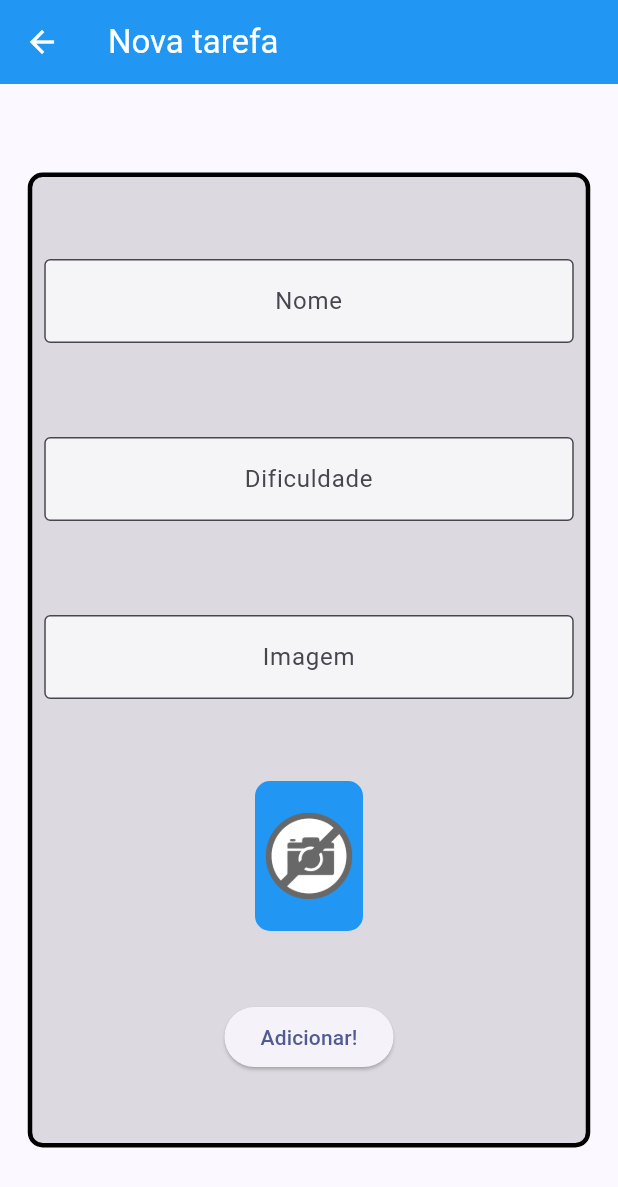
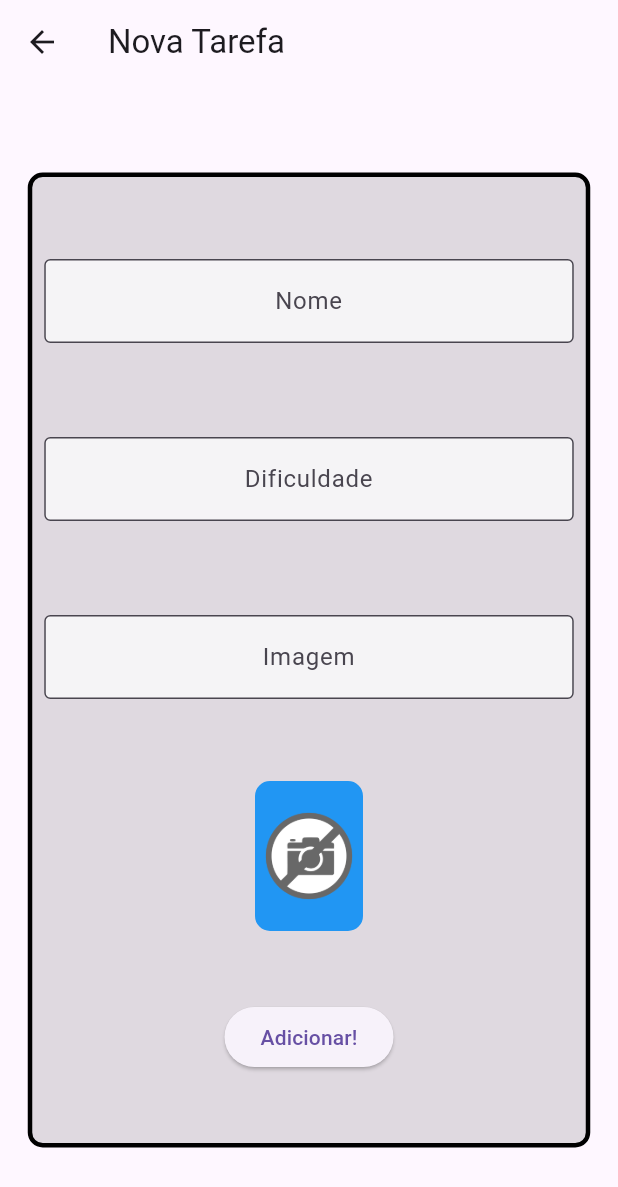
Before and after one commit to rodrigosdmenezes/MyApp-Alura-Flutter, a Flutter app: the screen it shows after launch, after a tap on "UP", after a tap on the "add" icon, on a phone screen of 412 x 824 dp. Shown: the top 1187 px of the screen. Run offline on Flutter 3.47's test engine with Material 3 defaults, Android fonts, the light colour scheme and no system bars; network calls fail.

Commit message:
Melhorando tela inicial

```diff
--- a/lib/components/task.dart
+++ b/lib/components/task.dart
@@ -5,14 +5,23 @@ class Task extends StatefulWidget {
   final String nome;
   final String foto;
   final int dificuldade;
-  const Task(this.nome, this.foto, this.dificuldade, {super.key});
+
+  Task(this.nome, this.foto, this.dificuldade, {super.key});
+
+  int nivel = 0;
 
   @override
   State<Task> createState() => _TaskState();
 }
 
 class _TaskState extends State<Task> {
-  int nivel = 0;
+  bool assetOrNetwork() {
+    if (widget.foto.startsWith('http')) {
+      return false;
+    }
+    return true;
+  }
+
   @override
   Widget build(BuildContext context) {
     return Padding(
@@ -42,10 +51,12 @@ class _TaskState extends State<Task> {
                         height: 100,
                         child: ClipRRect(
                           borderRadius: BorderRadius.circular(4),
-                          child: Image.asset(
-                            widget.foto,
-                            fit: BoxFit.cover,
-                          ),
+                          child: assetOrNetwork()
+                              ? Image.asset(
+                                  widget.foto,
+                                  fit: BoxFit.cover,
+                                )
+                              : Image.network(widget.foto, fit: BoxFit.cover),
                         ),
                       ),
                       Column(
@@ -70,7 +81,7 @@ class _TaskState extends State<Task> {
                         child: ElevatedButton(
                             onPressed: () {
                               setState(() {
-                                nivel++;
+                                widget.nivel++;
                               });
                             },
                             child: const Column(
@@ -98,7 +109,7 @@ class _TaskState extends State<Task> {
                         child: LinearProgressIndicator(
                           color: Colors.white,
                           value: (widget.dificuldade > 0)
-                              ? (nivel / widget.dificuldade) / 10
+                              ? (widget.nivel / widget.dificuldade) / 10
                               : 1,
                         ),
                       ),
@@ -106,10 +117,9 @@ class _TaskState extends State<Task> {
                     Padding(
                       padding: const EdgeInsets.all(8.0),
                       child: Text(
-                        'Nível: $nivel',
+                        'Nível: ${widget.nivel}',
                         style:
-                            const TextStyle(color:
-                            Colors.white, fontSize: 16),
+                            const TextStyle(color: Colors.white, fontSize: 16),
                       ),
                     ),
                   ],
--- a/lib/main.dart
+++ b/lib/main.dart
@@ -1,28 +1,20 @@
 import 'package:app_flutter_alura/data/taskInherited.dart';
-import 'package:app_flutter_alura/screens/formScreen.dart';
 import 'package:app_flutter_alura/screens/initialScreen.dart';
 import 'package:flutter/material.dart';
 
 void main() {
-  runApp(MyApp());
+  runApp(const MyApp());
 }
 
-class MyApp extends StatefulWidget {
-  MyApp({super.key});
+class MyApp extends StatelessWidget {
+  const MyApp({Key? key}) : super(key: key);
 
-  @override
-  State<MyApp> createState() => _MyAppState();
-}
-
-class _MyAppState extends State<MyApp> {
   @override
   Widget build(BuildContext context) {
     return MaterialApp(
       title: 'Flutter Demo',
       theme: ThemeData(
-        colorScheme:
-            ColorScheme.fromSeed(seedColor: const Color.fromARGB(255, 3, 58, 240)),
-        useMaterial3: true,
+        primarySwatch: Colors.blue,
       ),
       home: TaskInherited(child: const InitialScreen()),
     );
--- a/lib/screens/formScreen.dart
+++ b/lib/screens/formScreen.dart
@@ -1,7 +1,10 @@
+import 'package:app_flutter_alura/data/taskInherited.dart';
 import 'package:flutter/material.dart';
 
 class FormScreen extends StatefulWidget {
-  const FormScreen({super.key});
+  const FormScreen({Key? key, required this.taskContext}) : super(key: key);
+
+  final BuildContext taskContext;
 
   @override
   State<FormScreen> createState() => _FormScreenState();
@@ -14,17 +17,27 @@ class _FormScreenState extends State<FormScreen> {
 
   final _formKey = GlobalKey<FormState>();
 
+  bool valueValidator(String? value) {
+    if (value == null || value.isEmpty) {
+      return true;
+    } return false;
+  }
+
+  bool difficultyValidator(String? value){
+    if(value!.isEmpty || int.parse(value) > 5 ||
+        int.parse(value) < 1){
+        return true;
+    }
+    return false;
+  }
+
   @override
   Widget build(BuildContext context) {
     return Form(
       key: _formKey,
       child: Scaffold(
         appBar: AppBar(
-          title: const Text(
-            'Nova tarefa',
-          ),
-          backgroundColor: Colors.blue,
-          foregroundColor: Colors.white,
+          title: const Text('Nova Tarefa'),
         ),
         body: Center(
           child: SingleChildScrollView(
@@ -44,8 +57,8 @@ class _FormScreenState extends State<FormScreen> {
                     padding: const EdgeInsets.all(8.0),
                     child: TextFormField(
                       validator: (String? value) {
-                        if (value != null && value.isEmpty) {
-                          return 'Campo obrigatório';
+                        if (valueValidator(value)) {
+                          return 'Insira o nome da Tarefa';
                         }
                         return null;
                       },
@@ -63,10 +76,8 @@ class _FormScreenState extends State<FormScreen> {
                     padding: const EdgeInsets.all(8.0),
                     child: TextFormField(
                       validator: (value) {
-                        if (value!.isEmpty ||
-                            int.parse(value) > 5 ||
-                            int.parse(value) < 1) {
-                          return 'Insira um dificuldade entre 1 e 5';
+                        if (difficultyValidator(value)) {
+                          return 'Insira um Dificuldade entre 1 e 5';
                         }
                         return null;
                       },
@@ -88,8 +99,8 @@ class _FormScreenState extends State<FormScreen> {
                         setState(() {});
                       },
                       validator: (value) {
-                        if (value!.isEmpty) {
-                          return 'Campo obrigatório';
+                        if (valueValidator(value)) {
+                          return 'Insira um URL de Imagem!';
                         }
                         return null;
                       },
@@ -116,7 +127,7 @@ class _FormScreenState extends State<FormScreen> {
                       borderRadius: BorderRadius.circular(10),
                       child: Image.network(
                         imageController.text,
-                        errorBuilder: (BuildContext context, Object exeception,
+                        errorBuilder: (BuildContext context, Object exception,
                             StackTrace? stackTrace) {
                           return Image.asset('assets/images/nophoto.png');
                         },
@@ -125,17 +136,22 @@ class _FormScreenState extends State<FormScreen> {
                     ),
                   ),
                   ElevatedButton(
-                      onPressed: () {
-                        if (_formKey.currentState!.validate()) ;
+                    onPressed: () {
+                      if (_formKey.currentState!.validate()) {
+                        TaskInherited.of(widget.taskContext).newTask(
+                            nameController.text,
+                            imageController.text,
+                            int.parse(difficultyController.text));
                         ScaffoldMessenger.of(context).showSnackBar(
                           const SnackBar(
-                            content: Text('Salvando nova tarefa'),
+                            content: Text('Criando uma nova Tarefa'),
                           ),
                         );
                         Navigator.pop(context);
-
-                      },
-                      child: Text('Adicionar!'))
+                      }
+                    },
+                    child: Text('Adicionar!'),
+                  ),
                 ],
               ),
             ),
--- a/lib/screens/initialScreen.dart
+++ b/lib/screens/initialScreen.dart
@@ -1,4 +1,3 @@
-import 'package:app_flutter_alura/components/task.dart';
 import 'package:app_flutter_alura/data/taskInherited.dart';
 import 'package:app_flutter_alura/screens/formScreen.dart';
 import 'package:flutter/material.dart';
@@ -23,6 +22,7 @@ class _MyWidgetState extends State<InitialScreen> {
         ),
       ),
       body: ListView(
+        padding: const EdgeInsets.only(top: 8, bottom: 70),
         children: TaskInherited.of(context).taskList,
       ),
       floatingActionButton: FloatingActionButton(
@@ -30,7 +30,7 @@ class _MyWidgetState extends State<InitialScreen> {
           Navigator.push(
             context,
             MaterialPageRoute(
-              builder: ((context) => FormScreen()),
+              builder: ((contextNew) => FormScreen(taskContext: context,)),
             ),
           );
         },
```
